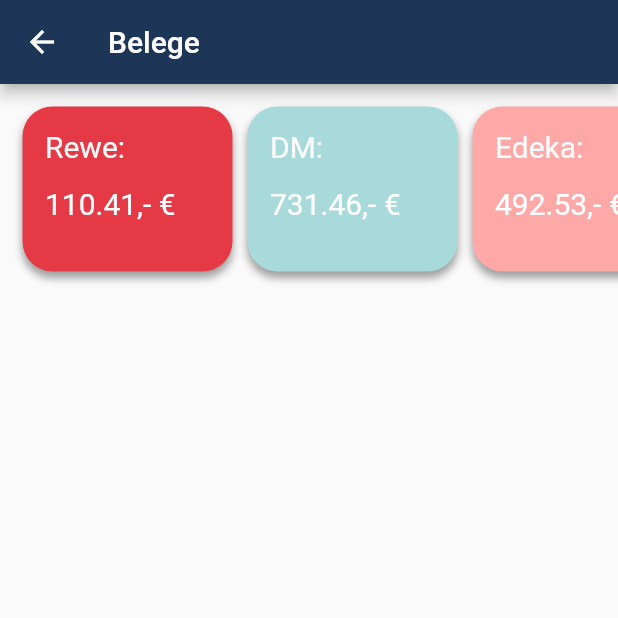
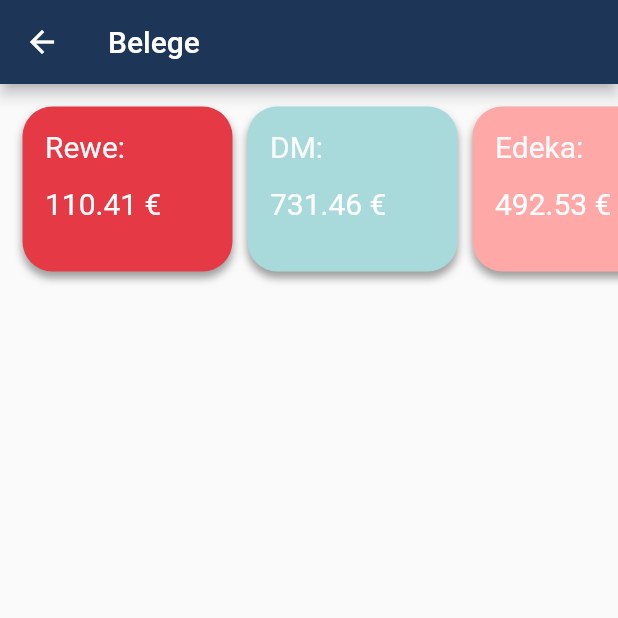
Before and after one commit to jangrunicke/Billsolution, a Flutter app: the BillsHome screen opened directly, on a phone screen of 412 x 824 dp, the top half of it. Run offline on Flutter 3.47's test engine with Material 2 defaults, Android fonts, the phone set to English and light mode, and no system bars.

Commit message:
Anpassung VendorCards

```diff
--- a/lib/pages/bills/vendor_card.dart
+++ b/lib/pages/bills/vendor_card.dart
@@ -24,7 +24,7 @@ class VendorCard extends StatelessWidget {
             margin: EdgeInsets.fromLTRB(0, 0, 0, 15),
           ),
           Container(
-            child: Text(summierteAusgabenFinal.toStringAsFixed(2) + ',- €',
+            child: Text(summierteAusgabenFinal.toStringAsFixed(2) + ' €',
                 style: TextStyle(color: Colors.white, fontSize: 20)),
             alignment: Alignment.bottomLeft,
           )
```
